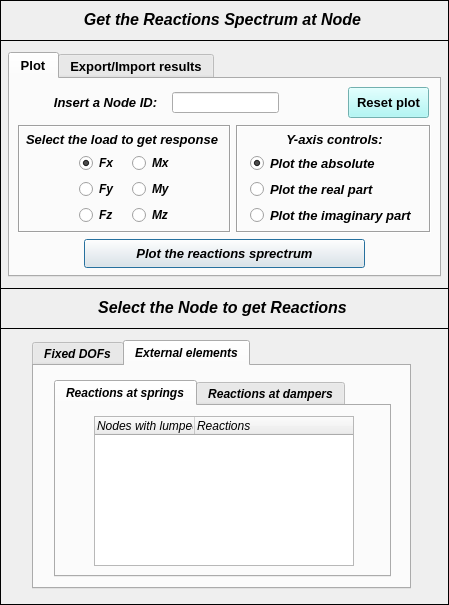
open-pulse/OpenPulse, file pulse/uix/user_input/ui/plotReactionsInput.ui: the form before one commit.
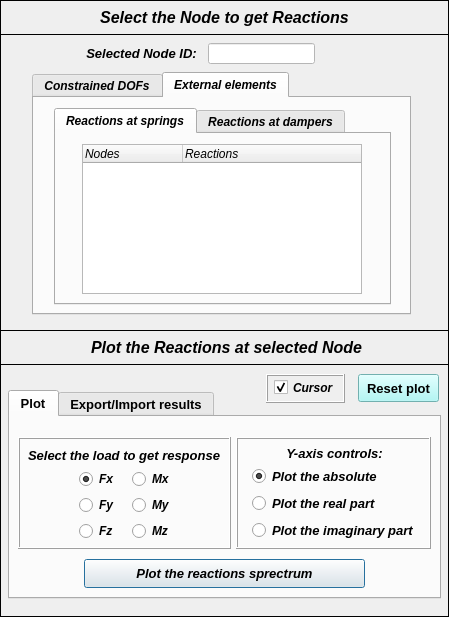
The form after the commit. The open tabs and pages were chosen to show the change. Icons and pictures are not drawn.

Commit message: Plot of reactions + code review

Patch:
```diff
--- a/pulse/uix/user_input/ui/plotReactionsInput.ui
+++ b/pulse/uix/user_input/ui/plotReactionsInput.ui
@@ -10,7 +10,7 @@
     <x>0</x>
     <y>0</y>
     <width>449</width>
-    <height>605</height>
+    <height>617</height>
    </rect>
   </property>
   <property name="sizePolicy">
@@ -22,13 +22,13 @@
   <property name="minimumSize">
    <size>
     <width>449</width>
-    <height>280</height>
+    <height>617</height>
    </size>
   </property>
   <property name="maximumSize">
    <size>
     <width>449</width>
-    <height>800</height>
+    <height>617</height>
    </size>
   </property>
   <property name="contextMenuPolicy">
@@ -50,7 +50,7 @@
      <x>0</x>
      <y>0</y>
      <width>451</width>
-     <height>615</height>
+     <height>625</height>
     </rect>
    </property>
    <property name="font">
@@ -64,7 +64,7 @@
       <x>0</x>
       <y>0</y>
       <width>449</width>
-      <height>41</height>
+      <height>35</height>
      </rect>
     </property>
     <property name="frameShape">
@@ -79,10 +79,10 @@
     <widget class="QLabel" name="label">
      <property name="geometry">
       <rect>
-       <x>32</x>
-       <y>10</y>
+       <x>34</x>
+       <y>6</y>
        <width>381</width>
-       <height>19</height>
+       <height>23</height>
       </rect>
      </property>
      <property name="font">
@@ -95,7 +95,7 @@
       </font>
      </property>
      <property name="text">
-      <string>Get the Reactions Spectrum at Node</string>
+      <string>Select the Node to get Reactions</string>
      </property>
      <property name="textFormat">
       <enum>Qt::AutoText</enum>
@@ -109,9 +109,9 @@
     <property name="geometry">
      <rect>
       <x>0</x>
-      <y>40</y>
+      <y>34</y>
       <width>449</width>
-      <height>565</height>
+      <height>583</height>
      </rect>
     </property>
     <property name="frameShape">
@@ -124,9 +124,9 @@
      <property name="geometry">
       <rect>
        <x>8</x>
-       <y>12</y>
+       <y>356</y>
        <width>433</width>
-       <height>225</height>
+       <height>209</height>
       </rect>
      </property>
      <property name="minimumSize">
@@ -161,7 +161,7 @@
        <property name="geometry">
         <rect>
          <x>74</x>
-         <y>160</y>
+         <y>142</y>
          <width>281</width>
          <height>29</height>
         </rect>
@@ -179,134 +179,25 @@
         <string>Plot the reactions sprectrum</string>
        </property>
       </widget>
-      <widget class="QWidget" name="verticalLayoutWidget">
-       <property name="geometry">
-        <rect>
-         <x>32</x>
-         <y>12</y>
-         <width>127</width>
-         <height>23</height>
-        </rect>
-       </property>
-       <layout class="QVBoxLayout" name="verticalLayout">
-        <item>
-         <widget class="QLabel" name="label_2">
-          <property name="minimumSize">
-           <size>
-            <width>0</width>
-            <height>21</height>
-           </size>
-          </property>
-          <property name="maximumSize">
-           <size>
-            <width>16777215</width>
-            <height>21</height>
-           </size>
-          </property>
-          <property name="font">
-           <font>
-            <family>Arial</family>
-            <pointsize>10</pointsize>
-            <weight>75</weight>
-            <italic>true</italic>
-            <bold>true</bold>
-           </font>
-          </property>
-          <property name="text">
-           <string>Insert a Node ID:</string>
-          </property>
-          <property name="alignment">
-           <set>Qt::AlignCenter</set>
-          </property>
-         </widget>
-        </item>
-       </layout>
-      </widget>
-      <widget class="QWidget" name="verticalLayoutWidget_2">
-       <property name="geometry">
-        <rect>
-         <x>162</x>
-         <y>12</y>
-         <width>107</width>
-         <height>23</height>
-        </rect>
-       </property>
-       <layout class="QVBoxLayout" name="verticalLayout_2">
-        <item>
-         <widget class="QLineEdit" name="lineEdit_nodeID">
-          <property name="minimumSize">
-           <size>
-            <width>0</width>
-            <height>21</height>
-           </size>
-          </property>
-          <property name="maximumSize">
-           <size>
-            <width>16777215</width>
-            <height>21</height>
-           </size>
-          </property>
-          <property name="font">
-           <font>
-            <family>Arial</family>
-            <pointsize>10</pointsize>
-            <weight>75</weight>
-            <italic>true</italic>
-            <bold>true</bold>
-           </font>
-          </property>
-          <property name="text">
-           <string/>
-          </property>
-          <property name="alignment">
-           <set>Qt::AlignCenter</set>
-          </property>
-         </widget>
-        </item>
-       </layout>
-      </widget>
-      <widget class="QToolButton" name="toolButton_ResetPlot">
-       <property name="geometry">
-        <rect>
-         <x>338</x>
-         <y>8</y>
-         <width>81</width>
-         <height>31</height>
-        </rect>
-       </property>
-       <property name="font">
-        <font>
-         <pointsize>10</pointsize>
-         <weight>75</weight>
-         <bold>true</bold>
-        </font>
-       </property>
-       <property name="styleSheet">
-        <string notr="true">background-color: rgb(159, 247, 245);</string>
-       </property>
-       <property name="text">
-        <string>Reset plot</string>
-       </property>
-      </widget>
       <widget class="QFrame" name="frame_4">
        <property name="geometry">
         <rect>
          <x>226</x>
-         <y>46</y>
+         <y>20</y>
          <width>195</width>
-         <height>108</height>
+         <height>112</height>
         </rect>
        </property>
        <property name="minimumSize">
         <size>
          <width>0</width>
-         <height>108</height>
+         <height>112</height>
         </size>
        </property>
        <property name="maximumSize">
         <size>
          <width>16777215</width>
-         <height>108</height>
+         <height>112</height>
         </size>
        </property>
        <property name="sizeIncrement">
@@ -319,15 +210,15 @@
         <enum>QFrame::Box</enum>
        </property>
        <property name="frameShadow">
-        <enum>QFrame::Sunken</enum>
+        <enum>QFrame::Raised</enum>
        </property>
        <widget class="QWidget" name="verticalLayoutWidget_10">
         <property name="geometry">
          <rect>
-          <x>14</x>
+          <x>16</x>
           <y>28</y>
           <width>167</width>
-          <height>75</height>
+          <height>77</height>
          </rect>
         </property>
         <layout class="QVBoxLayout" name="verticalLayout_10">
@@ -415,7 +306,7 @@
         <property name="geometry">
          <rect>
           <x>16</x>
-          <y>4</y>
+          <y>6</y>
           <width>165</width>
           <height>21</height>
          </rect>
@@ -475,28 +366,28 @@
        <property name="geometry">
         <rect>
          <x>8</x>
-         <y>46</y>
+         <y>20</y>
          <width>213</width>
-         <height>108</height>
+         <height>112</height>
         </rect>
        </property>
        <property name="minimumSize">
         <size>
          <width>0</width>
-         <height>108</height>
+         <height>112</height>
         </size>
        </property>
        <property name="maximumSize">
         <size>
          <width>16777215</width>
-         <height>108</height>
+         <height>112</height>
         </size>
        </property>
        <property name="frameShape">
         <enum>QFrame::Box</enum>
        </property>
        <property name="frameShadow">
-        <enum>QFrame::Sunken</enum>
+        <enum>QFrame::Raised</enum>
        </property>
        <widget class="QLabel" name="label_3">
         <property name="enabled">
@@ -504,8 +395,8 @@
         </property>
         <property name="geometry">
          <rect>
-          <x>4</x>
-          <y>4</y>
+          <x>6</x>
+          <y>8</y>
           <width>200</width>
           <height>21</height>
          </rect>
@@ -564,7 +455,7 @@
         <property name="geometry">
          <rect>
           <x>54</x>
-          <y>28</y>
+          <y>32</y>
           <width>107</width>
           <height>73</height>
          </rect>
@@ -615,6 +506,9 @@
            <property name="text">
             <string>Fy</string>
            </property>
+           <property name="checkable">
+            <bool>true</bool>
+           </property>
            <property name="checked">
             <bool>false</bool>
            </property>
@@ -1185,9 +1079,9 @@
      <property name="geometry">
       <rect>
        <x>32</x>
-       <y>300</y>
+       <y>38</y>
        <width>379</width>
-       <height>249</height>
+       <height>243</height>
       </rect>
      </property>
      <property name="font">
@@ -1204,7 +1098,7 @@
      </property>
      <widget class="QWidget" name="tab">
       <attribute name="title">
-       <string>Fixed DOFs</string>
+       <string>Constrained DOFs</string>
       </attribute>
       <widget class="QTreeWidget" name="treeWidget_reaction_at_fixed_dofs">
        <property name="geometry">
@@ -1253,7 +1147,7 @@
        <property name="geometry">
         <rect>
          <x>20</x>
-         <y>14</y>
+         <y>10</y>
          <width>337</width>
          <height>197</height>
         </rect>
@@ -1277,21 +1171,21 @@
         <widget class="QTreeWidget" name="treeWidget_reaction_at_springs">
          <property name="geometry">
           <rect>
-           <x>38</x>
+           <x>26</x>
            <y>10</y>
-           <width>260</width>
+           <width>280</width>
            <height>150</height>
           </rect>
          </property>
          <property name="minimumSize">
           <size>
-           <width>260</width>
+           <width>280</width>
            <height>150</height>
           </size>
          </property>
          <property name="maximumSize">
           <size>
-           <width>260</width>
+           <width>280</width>
            <height>150</height>
           </size>
          </property>
@@ -1306,7 +1200,7 @@
          </property>
          <column>
           <property name="text">
-           <string>Nodes with lumped springs</string>
+           <string>Nodes</string>
           </property>
          </column>
          <column>
@@ -1365,15 +1259,470 @@
       </widget>
      </widget>
     </widget>
+    <widget class="QWidget" name="verticalLayoutWidget_2">
+     <property name="geometry">
+      <rect>
+       <x>208</x>
+       <y>8</y>
+       <width>107</width>
+       <height>23</height>
+      </rect>
+     </property>
+     <layout class="QVBoxLayout" name="verticalLayout_2">
+      <item>
+       <widget class="QLineEdit" name="lineEdit_nodeID">
+        <property name="enabled">
+         <bool>false</bool>
+        </property>
+        <property name="minimumSize">
+         <size>
+          <width>0</width>
+          <height>21</height>
+         </size>
+        </property>
+        <property name="maximumSize">
+         <size>
+          <width>16777215</width>
+          <height>21</height>
+         </size>
+        </property>
+        <property name="palette">
+         <palette>
+          <active>
+           <colorrole role="WindowText">
+            <brush brushstyle="SolidPattern">
+             <color alpha="255">
+              <red>0</red>
+              <green>0</green>
+              <blue>0</blue>
+             </color>
+            </brush>
+           </colorrole>
+           <colorrole role="Button">
+            <brush brushstyle="SolidPattern">
+             <color alpha="255">
+              <red>255</red>
+              <green>255</green>
+              <blue>255</blue>
+             </color>
+            </brush>
+           </colorrole>
+           <colorrole role="Midlight">
+            <brush brushstyle="SolidPattern">
+             <color alpha="255">
+              <red>0</red>
+              <green>0</green>
+              <blue>0</blue>
+             </color>
+            </brush>
+           </colorrole>
+           <colorrole role="Dark">
+            <brush brushstyle="SolidPattern">
+             <color alpha="255">
+              <red>0</red>
+              <green>0</green>
+              <blue>0</blue>
+             </color>
+            </brush>
+           </colorrole>
+           <colorrole role="Mid">
+            <brush brushstyle="SolidPattern">
+             <color alpha="255">
+              <red>0</red>
+              <green>0</green>
+              <blue>0</blue>
+             </color>
+            </brush>
+           </colorrole>
+           <colorrole role="Text">
+            <brush brushstyle="SolidPattern">
+             <color alpha="255">
+              <red>0</red>
+              <green>0</green>
+              <blue>0</blue>
+             </color>
+            </brush>
+           </colorrole>
+           <colorrole role="ButtonText">
+            <brush brushstyle="SolidPattern">
+             <color alpha="255">
+              <red>0</red>
+              <green>0</green>
+              <blue>0</blue>
+             </color>
+            </brush>
+           </colorrole>
+           <colorrole role="Base">
+            <brush brushstyle="SolidPattern">
+             <color alpha="255">
+              <red>255</red>
+              <green>255</green>
+              <blue>255</blue>
+             </color>
+            </brush>
+           </colorrole>
+           <colorrole role="Window">
+            <brush brushstyle="SolidPattern">
+             <color alpha="255">
+              <red>255</red>
+              <green>255</green>
+              <blue>255</blue>
+             </color>
+            </brush>
+           </colorrole>
+          </active>
+          <inactive>
+           <colorrole role="WindowText">
+            <brush brushstyle="SolidPattern">
+             <color alpha="255">
+              <red>0</red>
+              <green>0</green>
+              <blue>0</blue>
+             </color>
+            </brush>
+           </colorrole>
+           <colorrole role="Button">
+            <brush brushstyle="SolidPattern">
+             <color alpha="255">
+              <red>255</red>
+              <green>255</green>
+              <blue>255</blue>
+             </color>
+            </brush>
+           </colorrole>
+           <colorrole role="Midlight">
+            <brush brushstyle="SolidPattern">
+             <color alpha="255">
+              <red>0</red>
+              <green>0</green>
+              <blue>0</blue>
+             </color>
+            </brush>
+           </colorrole>
+           <colorrole role="Dark">
+            <brush brushstyle="SolidPattern">
+             <color alpha="255">
+              <red>0</red>
+              <green>0</green>
+              <blue>0</blue>
+             </color>
+            </brush>
+           </colorrole>
+           <colorrole role="Mid">
+            <brush brushstyle="SolidPattern">
+             <color alpha="255">
+              <red>0</red>
+              <green>0</green>
+              <blue>0</blue>
+             </color>
+            </brush>
+           </colorrole>
+           <colorrole role="Text">
+            <brush brushstyle="SolidPattern">
+             <color alpha="255">
+              <red>0</red>
+              <green>0</green>
+              <blue>0</blue>
+             </color>
+            </brush>
+           </colorrole>
+           <colorrole role="ButtonText">
+            <brush brushstyle="SolidPattern">
+             <color alpha="255">
+              <red>0</red>
+              <green>0</green>
+              <blue>0</blue>
+             </color>
+            </brush>
+           </colorrole>
+           <colorrole role="Base">
+            <brush brushstyle="SolidPattern">
+             <color alpha="255">
+              <red>255</red>
+              <green>255</green>
+              <blue>255</blue>
+             </color>
+            </brush>
+           </colorrole>
+           <colorrole role="Window">
+            <brush brushstyle="SolidPattern">
+             <color alpha="255">
+              <red>255</red>
+              <green>255</green>
+              <blue>255</blue>
+             </color>
+            </brush>
+           </colorrole>
+          </inactive>
+          <disabled>
+           <colorrole role="WindowText">
+            <brush brushstyle="SolidPattern">
+             <color alpha="255">
+              <red>0</red>
+              <green>0</green>
+              <blue>0</blue>
+             </color>
+            </brush>
+           </colorrole>
+           <colorrole role="Button">
+            <brush brushstyle="SolidPattern">
+             <color alpha="255">
+              <red>255</red>
+              <green>255</green>
+              <blue>255</blue>
+             </color>
+            </brush>
+           </colorrole>
+           <colorrole role="Midlight">
+            <brush brushstyle="SolidPattern">
+             <color alpha="255">
+              <red>0</red>
+              <green>0</green>
+              <blue>0</blue>
+             </color>
+            </brush>
+           </colorrole>
+           <colorrole role="Dark">
+            <brush brushstyle="SolidPattern">
+             <color alpha="255">
+              <red>0</red>
+              <green>0</green>
+              <blue>0</blue>
+             </color>
+            </brush>
+           </colorrole>
+           <colorrole role="Mid">
+            <brush brushstyle="SolidPattern">
+             <color alpha="255">
+              <red>0</red>
+              <green>0</green>
+              <blue>0</blue>
+             </color>
+            </brush>
+           </colorrole>
+           <colorrole role="Text">
+            <brush brushstyle="SolidPattern">
+             <color alpha="255">
+              <red>0</red>
+              <green>0</green>
+              <blue>0</blue>
+             </color>
+            </brush>
+           </colorrole>
+           <colorrole role="ButtonText">
+            <brush brushstyle="SolidPattern">
+             <color alpha="255">
+              <red>0</red>
+              <green>0</green>
+              <blue>0</blue>
+             </color>
+            </brush>
+           </colorrole>
+           <colorrole role="Base">
+            <brush brushstyle="SolidPattern">
+             <color alpha="255">
+              <red>255</red>
+              <green>255</green>
+              <blue>255</blue>
+             </color>
+            </brush>
+           </colorrole>
+           <colorrole role="Window">
+            <brush brushstyle="SolidPattern">
+             <color alpha="255">
+              <red>255</red>
+              <green>255</green>
+              <blue>255</blue>
+             </color>
+            </brush>
+           </colorrole>
+          </disabled>
+         </palette>
+        </property>
+        <property name="font">
+         <font>
+          <family>Arial</family>
+          <pointsize>9</pointsize>
+          <weight>9</weight>
+          <italic>true</italic>
+          <bold>false</bold>
+         </font>
+        </property>
+        <property name="toolTip">
+         <string>&lt;html&gt;&lt;head/&gt;&lt;body&gt;&lt;p align=&quot;center&quot;&gt;&lt;br/&gt;&lt;/p&gt;&lt;/body&gt;&lt;/html&gt;</string>
+        </property>
+        <property name="whatsThis">
+         <string>&lt;html&gt;&lt;head/&gt;&lt;body&gt;&lt;p&gt;&lt;br/&gt;&lt;/p&gt;&lt;/body&gt;&lt;/html&gt;</string>
+        </property>
+        <property name="styleSheet">
+         <string notr="true">background-color: rgb(255, 255, 255);
+font: 75 italic 9pt &quot;Arial&quot;;</string>
+        </property>
+        <property name="text">
+         <string/>
+        </property>
+        <property name="frame">
+         <bool>true</bool>
+        </property>
+        <property name="alignment">
+         <set>Qt::AlignCenter</set>
+        </property>
+        <property name="readOnly">
+         <bool>false</bool>
+        </property>
+        <property name="placeholderText">
+         <string/>
+        </property>
+       </widget>
+      </item>
+     </layout>
+    </widget>
+    <widget class="QWidget" name="verticalLayoutWidget">
+     <property name="geometry">
+      <rect>
+       <x>78</x>
+       <y>8</y>
+       <width>127</width>
+       <height>23</height>
+      </rect>
+     </property>
+     <layout class="QVBoxLayout" name="verticalLayout">
+      <item>
+       <widget class="QLabel" name="label_2">
+        <property name="minimumSize">
+         <size>
+          <width>0</width>
+          <height>21</height>
+         </size>
+        </property>
+        <property name="maximumSize">
+         <size>
+          <width>16777215</width>
+          <height>21</height>
+         </size>
+        </property>
+        <property name="font">
+         <font>
+          <family>Arial</family>
+          <pointsize>10</pointsize>
+          <weight>75</weight>
+          <italic>true</italic>
+          <bold>true</bold>
+         </font>
+        </property>
+        <property name="text">
+         <string>Selected Node ID:</string>
+        </property>
+        <property name="alignment">
+         <set>Qt::AlignCenter</set>
+        </property>
+       </widget>
+      </item>
+     </layout>
+    </widget>
+    <widget class="QToolButton" name="toolButton_ResetPlot">
+     <property name="geometry">
+      <rect>
+       <x>358</x>
+       <y>340</y>
+       <width>81</width>
+       <height>28</height>
+      </rect>
+     </property>
+     <property name="minimumSize">
+      <size>
+       <width>0</width>
+       <height>28</height>
+      </size>
+     </property>
+     <property name="maximumSize">
+      <size>
+       <width>16777215</width>
+       <height>28</height>
+      </size>
+     </property>
+     <property name="font">
+      <font>
+       <pointsize>10</pointsize>
+       <weight>75</weight>
+       <bold>true</bold>
+      </font>
+     </property>
+     <property name="styleSheet">
+      <string notr="true">background-color: rgb(159, 247, 245);</string>
+     </property>
+     <property name="text">
+      <string>Reset plot</string>
+     </property>
+    </widget>
+    <widget class="QFrame" name="frame_6">
+     <property name="geometry">
+      <rect>
+       <x>266</x>
+       <y>340</y>
+       <width>79</width>
+       <height>29</height>
+      </rect>
+     </property>
+     <property name="minimumSize">
+      <size>
+       <width>0</width>
+       <height>29</height>
+      </size>
+     </property>
+     <property name="maximumSize">
+      <size>
+       <width>16777215</width>
+       <height>29</height>
+      </size>
+     </property>
+     <property name="sizeIncrement">
+      <size>
+       <width>0</width>
+       <height>110</height>
+      </size>
+     </property>
+     <property name="frameShape">
+      <enum>QFrame::Box</enum>
+     </property>
+     <property name="frameShadow">
+      <enum>QFrame::Raised</enum>
+     </property>
+     <widget class="QCheckBox" name="checkBox_cursor">
+      <property name="geometry">
+       <rect>
+        <x>8</x>
+        <y>4</y>
+        <width>67</width>
+        <height>19</height>
+       </rect>
+      </property>
+      <property name="font">
+       <font>
+        <family>Arial</family>
+        <pointsize>9</pointsize>
+        <weight>75</weight>
+        <italic>true</italic>
+        <bold>true</bold>
+       </font>
+      </property>
+      <property name="text">
+       <string>Cursor</string>
+      </property>
+      <property name="checked">
+       <bool>true</bool>
+      </property>
+     </widget>
+    </widget>
    </widget>
   </widget>
   <widget class="QFrame" name="frame_3">
    <property name="geometry">
     <rect>
      <x>0</x>
-     <y>288</y>
+     <y>330</y>
      <width>449</width>
-     <height>41</height>
+     <height>35</height>
     </rect>
    </property>
    <property name="frameShape">
@@ -1388,10 +1737,10 @@
    <widget class="QLabel" name="label_9">
     <property name="geometry">
      <rect>
-      <x>32</x>
-      <y>10</y>
+      <x>36</x>
+      <y>6</y>
       <width>381</width>
-      <height>19</height>
+      <height>23</height>
      </rect>
     </property>
     <property name="font">
@@ -1404,7 +1753,7 @@
      </font>
     </property>
     <property name="text">
-     <string>Select the Node to get Reactions</string>
+     <string>Plot the Reactions at selected Node</string>
     </property>
     <property name="textFormat">
      <enum>Qt::AutoText</enum>
```
Left out of the diff: 70 changed lines with no effect on the pictures. The commit also changes 16 other files.
